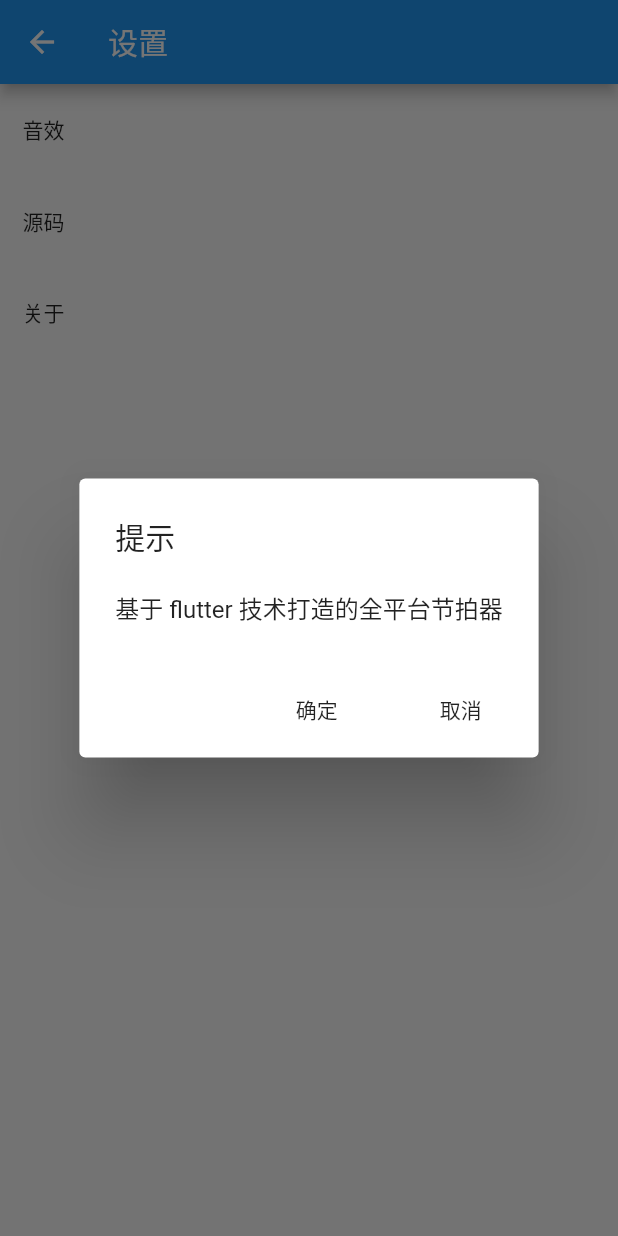
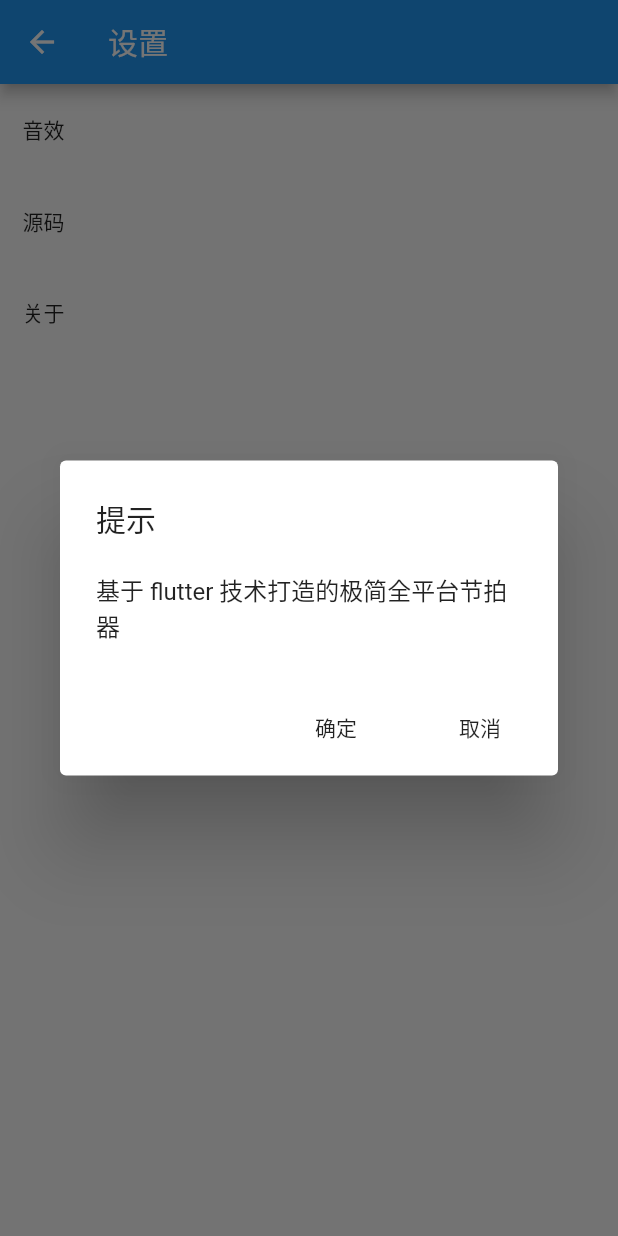
Before and after one commit to Tyrone2333/metronomelutter, a Flutter app: the Setting screen opened directly, after a tap on "关于", on a phone screen of 412 x 824 dp. Run offline on Flutter 3.47's test engine with Material 2 defaults, Android fonts, the phone set to English and light mode, and no system bars; our stand-ins replace assets_audio_player, fluttertoast, shared_preferences, sleek_circular_slider, wakelock; missing offline and left inert: flutter_progress_dialog; accounts and stored records are empty.

```diff
--- a/lib/component/setting.dart
+++ b/lib/component/setting.dart
@@ -34,7 +34,7 @@ class Setting extends StatelessWidget {
               context,
               onTap: () async {
                 $confirm(
-                  '基于 flutter 技术打造的全平台节拍器', context,
+                  '基于 flutter 技术打造的极简全平台节拍器', context,
                   // customBody: Text('222'),
                 );
               },
```
Also changed, not shown: 9 other files.
